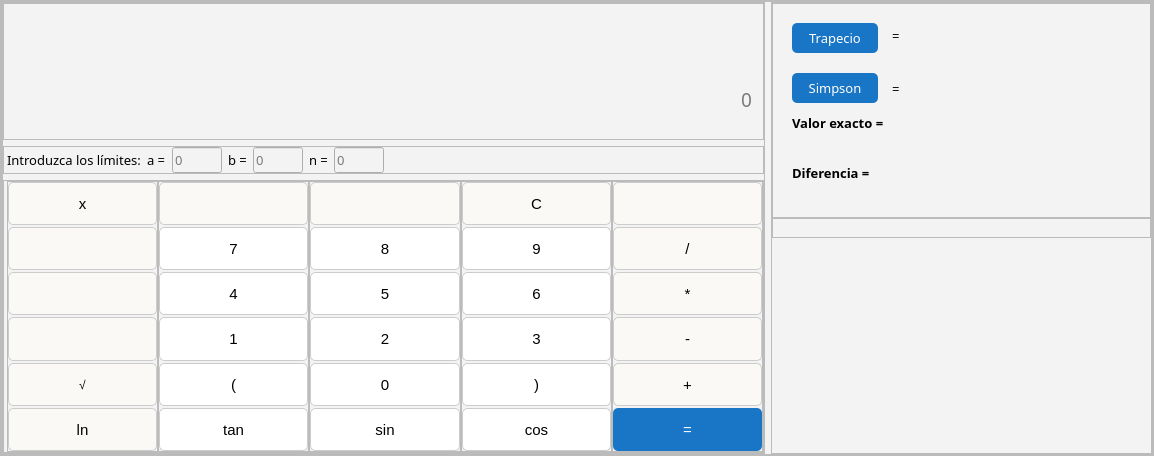
Qt form segundaoportunidad.ui (Dariana97/Calculadora-Maxi) before a commit.
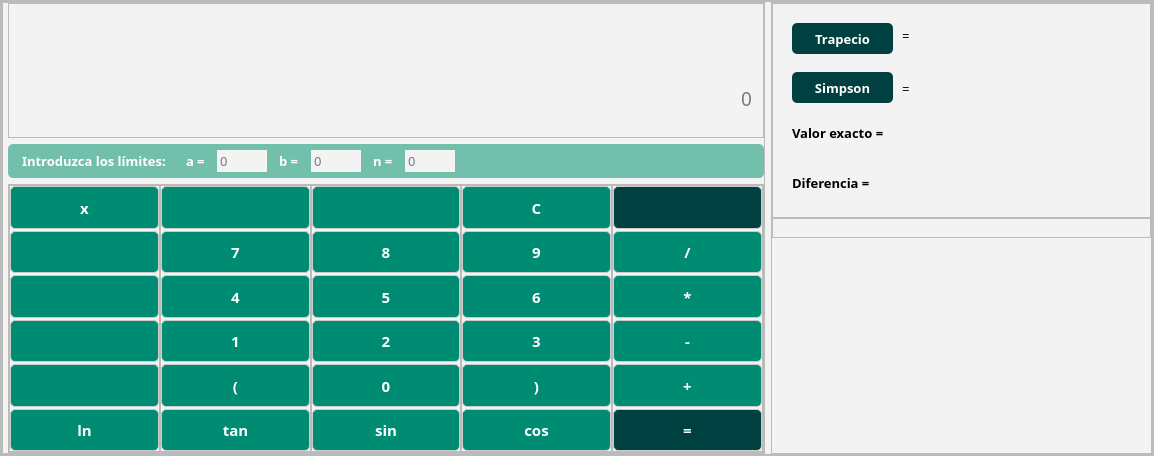
The same form after that commit. Icons and pictures are not drawn.

```diff
--- a/segundaoportunidad.ui
+++ b/segundaoportunidad.ui
@@ -21,11 +21,13 @@
   </property>
   <property name="windowIcon">
    <iconset>
-    <normaloff>media/iconop.ico</normaloff>media/iconop.ico</iconset>
+    <normaloff>media/icono.png</normaloff>media/icono.png</iconset>
   </property>
   <widget class="QWidget" name="centralwidget">
    <property name="styleSheet">
-    <string notr="true">background-color: rgb(243, 243, 243);</string>
+    <string notr="true">/*background-color: rgb(243, 243, 243);*/
+background-color: rgb(255, 170, 0);
+</string>
    </property>
    <layout class="QHBoxLayout" name="horizontalLayout">
     <property name="leftMargin">
@@ -42,6 +44,10 @@
     </property>
     <item>
      <widget class="QFrame" name="frame_background">
+      <property name="styleSheet">
+       <string notr="true">/*background-color: rgb(243, 243, 243);*/
+background-color:rgba(243, 243, 243, 1);</string>
+      </property>
       <property name="frameShape">
        <enum>QFrame::StyledPanel</enum>
       </property>
@@ -98,7 +104,7 @@
             </property>
             <layout class="QVBoxLayout" name="verticalLayout_4" stretch="1,0,2">
              <property name="leftMargin">
-              <number>0</number>
+              <number>5</number>
              </property>
              <property name="topMargin">
               <number>0</number>
@@ -167,6 +173,14 @@
              </item>
              <item>
               <widget class="QFrame" name="frame_6">
+               <property name="styleSheet">
+                <string notr="true">QFrame {
+	background-color: rgba(114, 191, 171, 1);
+	border-radius: 5px;
+	padding: 4px;
+}
+</string>
+               </property>
                <property name="frameShape">
                 <enum>QFrame::StyledPanel</enum>
                </property>
@@ -174,8 +188,11 @@
                 <enum>QFrame::Raised</enum>
                </property>
                <layout class="QHBoxLayout" name="horizontalLayout_2">
+                <property name="spacing">
+                 <number>4</number>
+                </property>
                 <property name="leftMargin">
-                 <number>3</number>
+                 <number>2</number>
                 </property>
                 <property name="topMargin">
                  <number>0</number>
@@ -190,23 +207,36 @@
                  <widget class="QLabel" name="label_2">
                   <property name="font">
                    <font>
-                    <family>Segoe UI Variable</family>
+                    <family>Segoe UI Variable Text</family>
                     <pointsize>10</pointsize>
+                    <weight>75</weight>
+                    <bold>true</bold>
                    </font>
                   </property>
+                  <property name="styleSheet">
+                   <string notr="true">color: #ffffff;</string>
+                  </property>
                   <property name="text">
                    <string>Introduzca los límites:</string>
                   </property>
+                  <property name="margin">
+                   <number>0</number>
+                  </property>
                  </widget>
                 </item>
                 <item>
                  <widget class="QLabel" name="label_3">
                   <property name="font">
                    <font>
-                    <family>Segoe UI Variable</family>
+                    <family>Segoe UI Variable Text</family>
                     <pointsize>10</pointsize>
+                    <weight>75</weight>
+                    <bold>true</bold>
                    </font>
                   </property>
+                  <property name="styleSheet">
+                   <string notr="true">color: #ffffff;</string>
+                  </property>
                   <property name="text">
                    <string>a =</string>
                   </property>
@@ -227,8 +257,8 @@
                    </font>
                   </property>
                   <property name="styleSheet">
-                   <string notr="true">/*border:1px solid #F7F2EC;
-border-bottom-color: rgb(243, 243, 243);*/</string>
+                   <string notr="true">border:1px solid #F7F2EC;
+border-bottom-color: rgb(243, 243, 243);</string>
                   </property>
                   <property name="text">
                    <string/>
@@ -242,10 +272,15 @@
                  <widget class="QLabel" name="label_4">
                   <property name="font">
                    <font>
-                    <family>Segoe UI Variable</family>
+                    <family>Segoe UI Variable Text</family>
                     <pointsize>10</pointsize>
+                    <weight>75</weight>
+                    <bold>true</bold>
                    </font>
                   </property>
+                  <property name="styleSheet">
+                   <string notr="true">color: #ffffff;</string>
+                  </property>
                   <property name="text">
                    <string>b =</string>
                   </property>
@@ -265,6 +300,10 @@
                     <pointsize>10</pointsize>
                    </font>
                   </property>
+                  <property name="styleSheet">
+                   <string notr="true">border:1px solid #F7F2EC;
+border-bottom-color: rgb(243, 243, 243);</string>
+                  </property>
                   <property name="text">
                    <string/>
                   </property>
@@ -280,10 +319,15 @@
                  <widget class="QLabel" name="label_5">
                   <property name="font">
                    <font>
-                    <family>Segoe UI Variable</family>
+                    <family>Segoe UI Variable Text</family>
                     <pointsize>10</pointsize>
+                    <weight>75</weight>
+                    <bold>true</bold>
                    </font>
                   </property>
+                  <property name="styleSheet">
+                   <string notr="true">color: #ffffff;</string>
+                  </property>
                   <property name="text">
                    <string>n =</string>
                   </property>
@@ -303,6 +347,10 @@
                     <pointsize>10</pointsize>
                    </font>
                   </property>
+                  <property name="styleSheet">
+                   <string notr="true">border:1px solid #F7F2EC;
+border-bottom-color: rgb(243, 243, 243);</string>
+                  </property>
                   <property name="text">
                    <string/>
                   </property>
@@ -343,7 +391,7 @@
                </property>
                <layout class="QGridLayout" name="gridLayout_4" rowminimumheight="0" columnminimumwidth="0,0,0,0,0">
                 <property name="leftMargin">
-                 <number>3</number>
+                 <number>0</number>
                 </property>
                 <property name="topMargin">
                  <number>0</number>
@@ -426,22 +474,25 @@
                      </property>
                      <property name="font">
                       <font>
-                       <family>Segoe UI Symbol</family>
+                       <family>Segoe UI Variable Text</family>
                        <pointsize>11</pointsize>
+                       <weight>75</weight>
+                       <bold>true</bold>
                       </font>
                      </property>
                      <property name="styleSheet">
                       <string notr="true">QPushButton {
 
-background-color: #FAF9F6;
+background-color: #008C72;
 border-radius: 5px;
 border: 1px solid #CCCCCC;
+color: #ffffff;
 
 }
 
 QPushButton:hover {
 	
-	background-color: #DDDDDD;
+	background-color: #47AC99;
 }</string>
                      </property>
                      <property name="text">
@@ -478,15 +529,16 @@
                      <property name="styleSheet">
                       <string notr="true">QPushButton {
 
-background-color: #FAF9F6;
+background-color: #008C72;
 border-radius: 5px;
 border: 1px solid #CCCCCC;
+color: #ffffff;
 
 }
 
 QPushButton:hover {
 	
-	background-color: #DDDDDD;
+	background-color: #47AC99;
 }</string>
                      </property>
                      <property name="text">
@@ -524,15 +576,16 @@
                      <property name="styleSheet">
                       <string notr="true">QPushButton {
 
-background-color: #FAF9F6;
+background-color: #008C72;
 border-radius: 5px;
 border: 1px solid #CCCCCC;
+color: #ffffff;
 
 }
 
 QPushButton:hover {
 	
-	background-color: #DDDDDD;
+	background-color: #47AC99;
 }</string>
                      </property>
                      <property name="text">
@@ -567,15 +620,16 @@
                      <property name="styleSheet">
                       <string notr="true">QPushButton {
 
-background-color: #FAF9F6;
+background-color: #008C72;
 border-radius: 5px;
 border: 1px solid #CCCCCC;
+color: #ffffff;
 
 }
 
 QPushButton:hover {
 	
-	background-color: #DDDDDD;
+	background-color: #47AC99;
 }</string>
                      </property>
                      <property name="text">
@@ -607,27 +661,39 @@
                        <height>40</height>
                       </size>
                      </property>
+                     <property name="font">
+                      <font>
+                       <family>Segoe UI Variable Text</family>
+                       <weight>75</weight>
+                       <bold>true</bold>
+                      </font>
+                     </property>
                      <property name="styleSheet">
                       <string notr="true">QPushButton {
 
-background-color: #FAF9F6;
+background-color: #008C72;
 border-radius: 5px;
 border: 1px solid #CCCCCC;
+color: #ffffff;
 
 }
 
 QPushButton:hover {
 	
-	background-color: #DDDDDD;
+	background-color: #47AC99;
 }</string>
                      </property>
                      <property name="text">
-                      <string>√</string>
+                      <string/>
+                     </property>
+                     <property name="icon">
+                      <iconset>
+                       <normaloff>media/root.png</normaloff>media/root.png</iconset>
                      </property>
                      <property name="iconSize">
                       <size>
-                       <width>18</width>
-                       <height>20</height>
+                       <width>16</width>
+                       <height>14</height>
                       </size>
                      </property>
                     </widget>
@@ -648,22 +714,25 @@
                      </property>
                      <property name="font">
                       <font>
-                       <family>Segoe UI Symbol</family>
+                       <family>Segoe UI Variable Text</family>
                        <pointsize>11</pointsize>
+                       <weight>75</weight>
+                       <bold>true</bold>
                       </font>
                      </property>
                      <property name="styleSheet">
                       <string notr="true">QPushButton {
 
-background-color: #FAF9F6;
+background-color: #008C72;
 border-radius: 5px;
 border: 1px solid #CCCCCC;
+color: #ffffff;
 
 }
 
 QPushButton:hover {
 	
-	background-color: #DDDDDD;
+	background-color: #47AC99;
 }</string>
                      </property>
                      <property name="text">
@@ -730,15 +799,16 @@
                      <property name="styleSheet">
                       <string notr="true">QPushButton {
 
-background-color: #FAF9F6;
+background-color: #008C72;
 border-radius: 5px;
 border: 1px solid #CCCCCC;
+color: #ffffff;
 
 }
 
 QPushButton:hover {
 	
-	background-color: #DDDDDD;
+	background-color: #47AC99;
 }</string>
                      </property>
                      <property name="text">
@@ -775,21 +845,25 @@
                      </property>
                      <property name="font">
                       <font>
-                       <family>Segoe UI Symbol</family>
+                       <family>Segoe UI Variable Text</family>
                        <pointsize>11</pointsize>
+                       <weight>75</weight>
+                       <bold>true</bold>
                       </font>
                      </property>
                      <property name="styleSheet">
                       <string notr="true">QPushButton {
-	background-color: rgb(255, 255, 255);
-	border-radius: 5px;
-	border: 1px solid #CCCCCC;
+
+background-color: #008C72;
+border-radius: 5px;
+border: 1px solid #CCCCCC;
+color: #ffffff;
+
 }
 
 QPushButton:hover {
-	background-color: #EFEFEF;
-	border-radius: 5px;
-	border: 1px solid #CCCCCC;
+	
+	background-color: #47AC99;
 }</string>
                      </property>
                      <property name="text">
@@ -819,21 +893,25 @@
                      </property>
                      <property name="font">
                       <font>
-                       <family>Segoe UI Symbol</family>
+                       <family>Segoe UI Variable Text</family>
                        <pointsize>11</pointsize>
+                       <weight>75</weight>
+                       <bold>true</bold>
                       </font>
                      </property>
                      <property name="styleSheet">
                       <string notr="true">QPushButton {
-	background-color: rgb(255, 255, 255);
-	border-radius: 5px;
-	border: 1px solid #CCCCCC;
+
+background-color: #008C72;
+border-radius: 5px;
+border: 1px solid #CCCCCC;
+color: #ffffff;
+
 }
 
 QPushButton:hover {
-	background-color: #EFEFEF;
-	border-radius: 5px;
-	border: 1px solid #CCCCCC;
+	
+	background-color: #47AC99;
 }</string>
                      </property>
                      <property name="text">
@@ -863,21 +941,25 @@
                      </property>
                      <property name="font">
                       <font>
-                       <family>Segoe UI Symbol</family>
+                       <family>Segoe UI Variable Text</family>
                        <pointsize>11</pointsize>
+                       <weight>75</weight>
+                       <bold>true</bold>
                       </font>
                      </property>
                      <property name="styleSheet">
                       <string notr="true">QPushButton {
-	background-color: rgb(255, 255, 255);
-	border-radius: 5px;
-	border: 1px solid #CCCCCC;
+
+background-color: #008C72;
+border-radius: 5px;
+border: 1px solid #CCCCCC;
+color: #ffffff;
+
 }
 
 QPushButton:hover {
-	background-color: #EFEFEF;
-	border-radius: 5px;
-	border: 1px solid #CCCCCC;
+	
+	background-color: #47AC99;
 }</string>
                      </property>
                      <property name="text">
@@ -907,22 +989,25 @@
                      </property>
                      <property name="font">
                       <font>
-                       <family>Segoe UI Symbol</family>
+                       <family>Segoe UI Variable Text</family>
                        <pointsize>11</pointsize>
+                       <weight>75</weight>
+                       <bold>true</bold>
                       </font>
                      </property>
                      <property name="styleSheet">
                       <string notr="true">QPushButton {
 
-background-color: #FFFFFF;
+background-color: #008C72;
 border-radius: 5px;
 border: 1px solid #CCCCCC;
+color: #ffffff;
 
 }
 
 QPushButton:hover {
 	
-	background-color: #DDDDDD;
+	background-color: #47AC99;
 }</string>
                      </property>
                      <property name="text">
@@ -952,22 +1037,25 @@
                      </property>
                      <property name="font">
                       <font>
-                       <family>Segoe UI Symbol</family>
+                       <family>Segoe UI Variable Text</family>
                        <pointsize>11</pointsize>
+                       <weight>75</weight>
+                       <bold>true</bold>
                       </font>
                      </property>
                      <property name="styleSheet">
                       <string notr="true">QPushButton {
 
-background-color: #FFFFFF;
+background-color: #008C72;
 border-radius: 5px;
 border: 1px solid #CCCCCC;
+color: #ffffff;
 
 }
 
 QPushButton:hover {
 	
-	background-color: #DDDDDD;
+	background-color: #47AC99;
 }</string>
                      </property>
                      <property name="text">
@@ -1031,15 +1119,16 @@
                      <property name="styleSheet">
                       <string notr="true">QPushButton {
 
-background-color: #FAF9F6;
+background-color: #008C72;
 border-radius: 5px;
 border: 1px solid #CCCCCC;
+color: #ffffff;
 
 }
 
 QPushButton:hover {
 	
-	background-color: #DDDDDD;
+	background-color: #47AC99;
 }</string>
                      </property>
                      <property name="text">
@@ -1051,8 +1140,8 @@
                      </property>
                      <property name="iconSize">
                       <size>
-                       <width>20</width>
-                       <height>20</height>
+                       <width>14</width>
+                       <height>13</height>
                       </size>
                      </property>
                     </widget>
@@ -1073,21 +1162,25 @@
                      </property>
                      <property name="font">
                       <font>
-                       <family>Segoe UI Symbol</family>
+                       <family>Segoe UI Variable Text</family>
                        <pointsize>11</pointsize>
+                       <weight>75</weight>
+                       <bold>true</bold>
                       </font>
                      </property>
                      <property name="styleSheet">
                       <string notr="true">QPushButton {
-	background-color: rgb(255, 255, 255);
-	border-radius: 5px;
-	border: 1px solid #CCCCCC;
+
+background-color: #008C72;
+border-radius: 5px;
+border: 1px solid #CCCCCC;
+color: #ffffff;
+
 }
 
 QPushButton:hover {
-	background-color: #EFEFEF;
-	border-radius: 5px;
-	border: 1px solid #CCCCCC;
+	
+	background-color: #47AC99;
 }</string>
                      </property>
                      <property name="text">
@@ -1117,21 +1210,25 @@
                      </property>
                      <property name="font">
                       <font>
-                       <family>Segoe UI Symbol</family>
+                       <family>Segoe UI Variable Text</family>
                        <pointsize>11</pointsize>
+                       <weight>75</weight>
+                       <bold>true</bold>
                       </font>
                      </property>
                      <property name="styleSheet">
                       <string notr="true">QPushButton {
-	background-color: rgb(255, 255, 255);
-	border-radius: 5px;
-	border: 1px solid #CCCCCC;
+
+background-color: #008C72;
+border-radius: 5px;
+border: 1px solid #CCCCCC;
+color: #ffffff;
+
 }
 
 QPushButton:hover {
-	background-color: #EFEFEF;
-	border-radius: 5px;
-	border: 1px solid #CCCCCC;
+	
+	background-color: #47AC99;
 }</string>
                      </property>
                      <property name="text">
@@ -1161,21 +1258,25 @@
                      </property>
                      <property name="font">
                       <font>
-                       <family>Segoe UI Symbol</family>
+                       <family>Segoe UI Variable Text</family>
                        <pointsize>11</pointsize>
+                       <weight>75</weight>
+                       <bold>true</bold>
                       </font>
                      </property>
                      <property name="styleSheet">
                       <string notr="true">QPushButton {
-	background-color: rgb(255, 255, 255);
-	border-radius: 5px;
-	border: 1px solid #CCCCCC;
+
+background-color: #008C72;
+border-radius: 5px;
+border: 1px solid #CCCCCC;
+color: #ffffff;
+
 }
 
 QPushButton:hover {
-	background-color: #EFEFEF;
-	border-radius: 5px;
-	border: 1px solid #CCCCCC;
+	
+	background-color: #47AC99;
 }</string>
                      </property>
                      <property name="text">
@@ -1205,21 +1306,25 @@
                      </property>
                      <property name="font">
                       <font>
-                       <family>Segoe UI Symbol</family>
+                       <family>Segoe UI Variable Text</family>
                        <pointsize>11</pointsize>
+                       <weight>75</weight>
+                       <bold>true</bold>
                       </font>
                      </property>
                      <property name="styleSheet">
                       <string notr="true">QPushButton {
-	background-color: rgb(255, 255, 255);
-	border-radius: 5px;
-	border: 1px solid #CCCCCC;
+
+background-color: #008C72;
+border-radius: 5px;
+border: 1px solid #CCCCCC;
+color: #ffffff;
+
 }
 
 QPushButton:hover {
-	background-color: #EFEFEF;
-	border-radius: 5px;
-	border: 1px solid #CCCCCC;
+	
+	background-color: #47AC99;
 }</string>
                      </property>
                      <property name="text">
@@ -1249,22 +1354,25 @@
                      </property>
                      <property name="font">
                       <font>
-                       <family>Segoe UI Symbol</family>
+                       <family>Segoe UI Variable Text</family>
                        <pointsize>11</pointsize>
+                       <weight>75</weight>
+                       <bold>true</bold>
                       </font>
                      </property>
                      <property name="styleSheet">
                       <string notr="true">QPushButton {
 
-background-color: #FFFFFF;
+background-color: #008C72;
 border-radius: 5px;
 border: 1px solid #CCCCCC;
+color: #ffffff;
 
 }
 
 QPushButton:hover {
 	
-	background-color: #DDDDDD;
+	background-color: #47AC99;
 }</string>
                      </property>
                      <property name="text">
@@ -1321,22 +1429,25 @@
                      </property>
                      <property name="font">
                       <font>
-                       <family>Segoe UI Symbol</family>
+                       <family>Segoe UI Variable Text</family>
                        <pointsize>11</pointsize>
+                       <weight>75</weight>
+                       <bold>true</bold>
                       </font>
                      </property>
                      <property name="styleSheet">
                       <string notr="true">QPushButton {
 
-background-color: #FAF9F6;
+background-color: #008C72;
 border-radius: 5px;
 border: 1px solid #CCCCCC;
+color: #ffffff;
 
 }
 
 QPushButton:hover {
 	
-	background-color: #DDDDDD;
+	background-color: #47AC99;
 }</string>
                      </property>
                      <property name="text">
@@ -1366,21 +1477,25 @@
                      </property>
                      <property name="font">
                       <font>
-                       <family>Segoe UI Symbol</family>
+                       <family>Segoe UI Variable Text</family>
                        <pointsize>11</pointsize>
+                       <weight>75</weight>
+                       <bold>true</bold>
                       </font>
                      </property>
                      <property name="styleSheet">
                       <string notr="true">QPushButton {
-	background-color: rgb(255, 255, 255);
-	border-radius: 5px;
-	border: 1px solid #CCCCCC;
+
+background-color: #008C72;
+border-radius: 5px;
+border: 1px solid #CCCCCC;
+color: #ffffff;
+
 }
 
 QPushButton:hover {
-	background-color: #EFEFEF;
-	border-radius: 5px;
-	border: 1px solid #CCCCCC;
+	
+	background-color: #47AC99;
 }</string>
                      </property>
                      <property name="text">
@@ -1410,21 +1525,25 @@
                      </property>
                      <property name="font">
                       <font>
-                       <family>Segoe UI Symbol</family>
+                       <family>Segoe UI Variable Text</family>
                        <pointsize>11</pointsize>
+                       <weight>75</weight>
+                       <bold>true</bold>
                       </font>
                      </property>
                      <property name="styleSheet">
                       <string notr="true">QPushButton {
-	background-color: rgb(255, 255, 255);
-	border-radius: 5px;
-	border: 1px solid #CCCCCC;
+
+background-color: #008C72;
+border-radius: 5px;
+border: 1px solid #CCCCCC;
+color: #ffffff;
+
 }
 
 QPushButton:hover {
-	background-color: #EFEFEF;
-	border-radius: 5px;
-	border: 1px solid #CCCCCC;
+	
+	background-color: #47AC99;
 }</string>
                      </property>
                      <property name="text">
@@ -1454,21 +1573,25 @@
                      </property>
                      <property name="font">
                       <font>
-                       <family>Segoe UI Symbol</family>
+                       <family>Segoe UI Variable Text</family>
                        <pointsize>11</pointsize>
+                       <weight>75</weight>
+                       <bold>true</bold>
                       </font>
                      </property>
                      <property name="styleSheet">
                       <string notr="true">QPushButton {
-	background-color: rgb(255, 255, 255);
-	border-radius: 5px;
-	border: 1px solid #CCCCCC;
+
+background-color: #008C72;
+border-radius: 5px;
+border: 1px solid #CCCCCC;
+color: #ffffff;
+
 }
 
 QPushButton:hover {
-	background-color: #EFEFEF;
-	border-radius: 5px;
-	border: 1px solid #CCCCCC;
+	
+	background-color: #47AC99;
 }</string>
                      </property>
                      <property name="text">
@@ -1498,22 +1621,25 @@
                      </property>
                      <property name="font">
                       <font>
-                       <family>Segoe UI Symbol</family>
+                       <family>Segoe UI Variable Text</family>
                        <pointsize>11</pointsize>
+                       <weight>75</weight>
+                       <bold>true</bold>
                       </font>
                      </property>
                      <property name="styleSheet">
                       <string notr="true">QPushButton {
 
-background-color: #FFFFFF;
+background-color: #008C72;
 border-radius: 5px;
 border: 1px solid #CCCCCC;
+color: #ffffff;
 
 }
 
 QPushButton:hover {
 	
-	background-color: #DDDDDD;
+	background-color: #47AC99;
 }</string>
                      </property>
                      <property name="text">
@@ -1543,22 +1669,25 @@
                      </property>
                      <property name="font">
                       <font>
-                       <family>Segoe UI Symbol</family>
+                       <family>Segoe UI Variable Text</family>
                        <pointsize>11</pointsize>
+                       <weight>75</weight>
+                       <bold>true</bold>
                       </font>
                      </property>
                      <property name="styleSheet">
                       <string notr="true">QPushButton {
 
-background-color: #FFFFFF;
+background-color: #008C72;
 border-radius: 5px;
 border: 1px solid #CCCCCC;
+color: #ffffff;
 
 }
 
 QPushButton:hover {
 	
-	background-color: #DDDDDD;
+	background-color: #47AC99;
 }</string>
                      </property>
                      <property name="text">
@@ -1615,22 +1744,25 @@
                      </property>
                      <property name="font">
                       <font>
-                       <family>Segoe UI Symbol</family>
+                       <family>Segoe UI Variable Text</family>
                        <pointsize>11</pointsize>
+                       <weight>75</weight>
+                       <bold>true</bold>
                       </font>
                      </property>
                      <property name="styleSheet">
                       <string notr="true">QPushButton {
 
-background-color: #FAF9F6;
+background-color: #004040;
 border-radius: 5px;
 border: 1px solid #CCCCCC;
+color: #ffffff;
 
 }
 
 QPushButton:hover {
 	
-	background-color: #DDDDDD;
+	background-color: #47AC99;
 }</string>
                      </property>
                      <property name="text">
@@ -1638,7 +1770,7 @@
                      </property>
                      <property name="icon">
                       <iconset>
-                       <normaloff>media/delete.png</normaloff>media/delete.png</iconset>
+                       <normaloff>media/backspace.png</normaloff>media/backspace.png</iconset>
                      </property>
                      <property name="iconSize">
                       <size>
@@ -1667,22 +1799,25 @@
                      </property>
                      <property name="font">
                       <font>
-                       <family>Segoe UI Symbol</family>
+                       <family>Segoe UI Variable Text</family>
                        <pointsize>11</pointsize>
+                       <weight>75</weight>
+                       <bold>true</bold>
                       </font>
                      </property>
                      <property name="styleSheet">
                       <string notr="true">QPushButton {
 
-background-color: #FAF9F6;
+background-color: #008C72;
 border-radius: 5px;
 border: 1px solid #CCCCCC;
+color: #ffffff;
 
 }
 
 QPushButton:hover {
 	
-	background-color: #DDDDDD;
+	background-color: #47AC99;
 }</string>
                      </property>
                      <property name="text">
@@ -1712,22 +1847,25 @@
                      </property>
                      <property name="font">
                       <font>
-                       <family>Segoe UI Symbol</family>
+                       <family>Segoe UI Variable Text</family>
                        <pointsize>11</pointsize>
+                       <weight>75</weight>
+                       <bold>true</bold>
                       </font>
                      </property>
                      <property name="styleSheet">
                       <string notr="true">QPushButton {
 
-background-color: #FAF9F6;
+background-color: #008C72;
 border-radius: 5px;
 border: 1px solid #CCCCCC;
+color: #ffffff;
 
 }
 
 QPushButton:hover {
 	
-	background-color: #DDDDDD;
+	background-color: #47AC99;
 }</string>
                      </property>
                      <property name="text">
@@ -1757,22 +1895,25 @@
                      </property>
                      <property name="font">
                       <font>
-                       <family>Segoe UI Symbol</family>
+                       <family>Segoe UI Variable Text</family>
                        <pointsize>11</pointsize>
+                       <weight>75</weight>
+                       <bold>true</bold>
                       </font>
                      </property>
                      <property name="styleSheet">
                       <string notr="true">QPushButton {
 
-background-color: #FAF9F6;
+background-color: #008C72;
 border-radius: 5px;
 border: 1px solid #CCCCCC;
+color: #ffffff;
 
 }
 
 QPushButton:hover {
 	
-	background-color: #DDDDDD;
+	background-color: #47AC99;
 }</string>
                      </property>
                      <property name="text">
@@ -1796,22 +1937,25 @@
                      </property>
                      <property name="font">
                       <font>
-                       <family>Segoe UI Symbol</family>
+                       <family>Segoe UI Variable Text</family>
                        <pointsize>11</pointsize>
+                       <weight>75</weight>
+                       <bold>true</bold>
                       </font>
                      </property>
                      <property name="styleSheet">
                       <string notr="true">QPushButton {
 
-background-color: #FAF9F6;
+background-color: #008C72;
 border-radius: 5px;
 border: 1px solid #CCCCCC;
+color: #ffffff;
 
 }
 
 QPushButton:hover {
 	
-	background-color: #DDDDDD;
+	background-color: #47AC99;
 }</string>
                      </property>
                      <property name="text">
@@ -1835,18 +1979,25 @@
                      </property>
                      <property name="font">
                       <font>
+                       <family>Segoe UI Variable Text</family>
                        <pointsize>11</pointsize>
+                       <weight>75</weight>
+                       <bold>true</bold>
                       </font>
                      </property>
                      <property name="styleSheet">
                       <string notr="true">QPushButton {
-	background-color: rgb(25, 117, 197);
-	color: #ffffff;
-	border-radius: 5px;
+
+background-color: #004040;
+border-radius: 5px;
+border: 1px solid #CCCCCC;
+color: #ffffff;
+
 }
 
 QPushButton:hover {
-	background-color: #47B1E8;
+	
+	background-color: #47AC99;
 }</string>
                      </property>
                      <property name="text">
@@ -1904,9 +2055,9 @@
                <widget class="QLabel" name="lbl_resultSimp">
                 <property name="geometry">
                  <rect>
-                  <x>120</x>
+                  <x>130</x>
                   <y>70</y>
-                  <width>251</width>
+                  <width>221</width>
                   <height>31</height>
                  </rect>
                 </property>
@@ -1942,9 +2093,9 @@
                 <property name="geometry">
                  <rect>
                   <x>20</x>
-                  <y>70</y>
-                  <width>86</width>
-                  <height>30</height>
+                  <y>69</y>
+                  <width>101</width>
+                  <height>31</height>
                  </rect>
                 </property>
                 <property name="minimumSize">
@@ -1955,8 +2106,10 @@
                 </property>
                 <property name="font">
                  <font>
-                  <family>Segoe UI Variable</family>
+                  <family>Segoe UI Variable Text</family>
                   <pointsize>10</pointsize>
+                  <weight>75</weight>
+                  <bold>true</bold>
                  </font>
                 </property>
                 <property name="cursor">
@@ -1964,13 +2117,13 @@
                 </property>
                 <property name="styleSheet">
                  <string notr="true">QPushButton {
-	background-color: rgb(25, 117, 197);
+	background-color: #004040;
 	color: #ffffff;
 	border-radius: 5px;
 }
 
 QPushButton:hover {
-	background-color: #47B1E8;
+	background-color: #008C72;
 }</string>
                 </property>
                 <property name="text">
@@ -1980,9 +2133,9 @@
                <widget class="QLabel" name="lbl_resultTrap">
                 <property name="geometry">
                  <rect>
-                  <x>120</x>
+                  <x>130</x>
                   <y>20</y>
-                  <width>241</width>
+                  <width>221</width>
                   <height>25</height>
                  </rect>
                 </property>
@@ -2022,20 +2175,22 @@
                  <rect>
                   <x>20</x>
                   <y>20</y>
-                  <width>86</width>
-                  <height>30</height>
+                  <width>101</width>
+                  <height>31</height>
                  </rect>
                 </property>
                 <property name="minimumSize">
                  <size>
-                  <width>30</width>
+                  <width>50</width>
                   <height>30</height>
                  </size>
                 </property>
                 <property name="font">
                  <font>
-                  <family>Segoe UI Variable</family>
+                  <family>Segoe UI Variable Text</family>
                   <pointsize>10</pointsize>
+                  <weight>75</weight>
+                  <bold>true</bold>
                  </font>
                 </property>
                 <property name="cursor">
@@ -2043,24 +2198,30 @@
                 </property>
                 <property name="styleSheet">
                  <string notr="true">QPushButton {
-	background-color: rgb(25, 117, 197);
+	background-color: #004040;
 	color: #ffffff;
 	border-radius: 5px;
 }
 
 QPushButton:hover {
-	background-color: #47B1E8;
+	background-color: #008C72;
 }</string>
                 </property>
                 <property name="text">
                  <string>Trapecio</string>
                 </property>
+                <property name="iconSize">
+                 <size>
+                  <width>18</width>
+                  <height>16</height>
+                 </size>
+                </property>
                </widget>
                <widget class="QLabel" name="lbl_diference">
                 <property name="geometry">
                  <rect>
                   <x>20</x>
-                  <y>180</y>
+                  <y>190</y>
                   <width>291</width>
                   <height>17</height>
                  </rect>
@@ -2091,7 +2252,7 @@
                 <property name="geometry">
                  <rect>
                   <x>20</x>
-                  <y>130</y>
+                  <y>140</y>
                   <width>291</width>
                   <height>20</height>
                  </rect>
@@ -2122,14 +2283,14 @@
                 <property name="geometry">
                  <rect>
                   <x>20</x>
-                  <y>110</y>
+                  <y>120</y>
                   <width>211</width>
                   <height>20</height>
                  </rect>
                 </property>
                 <property name="font">
                  <font>
-                  <family>Segoe UI Variable Text Semibold</family>
+                  <family>Segoe UI Variable Text</family>
                   <pointsize>10</pointsize>
                   <weight>75</weight>
                   <bold>true</bold>
@@ -2146,14 +2307,14 @@
                 <property name="geometry">
                  <rect>
                   <x>20</x>
-                  <y>160</y>
+                  <y>170</y>
                   <width>201</width>
                   <height>20</height>
                  </rect>
                 </property>
                 <property name="font">
                  <font>
-                  <family>Segoe UI Variable Text Semibold</family>
+                  <family>Segoe UI Variable Text</family>
                   <pointsize>10</pointsize>
                   <weight>75</weight>
                   <bold>true</bold>
```
